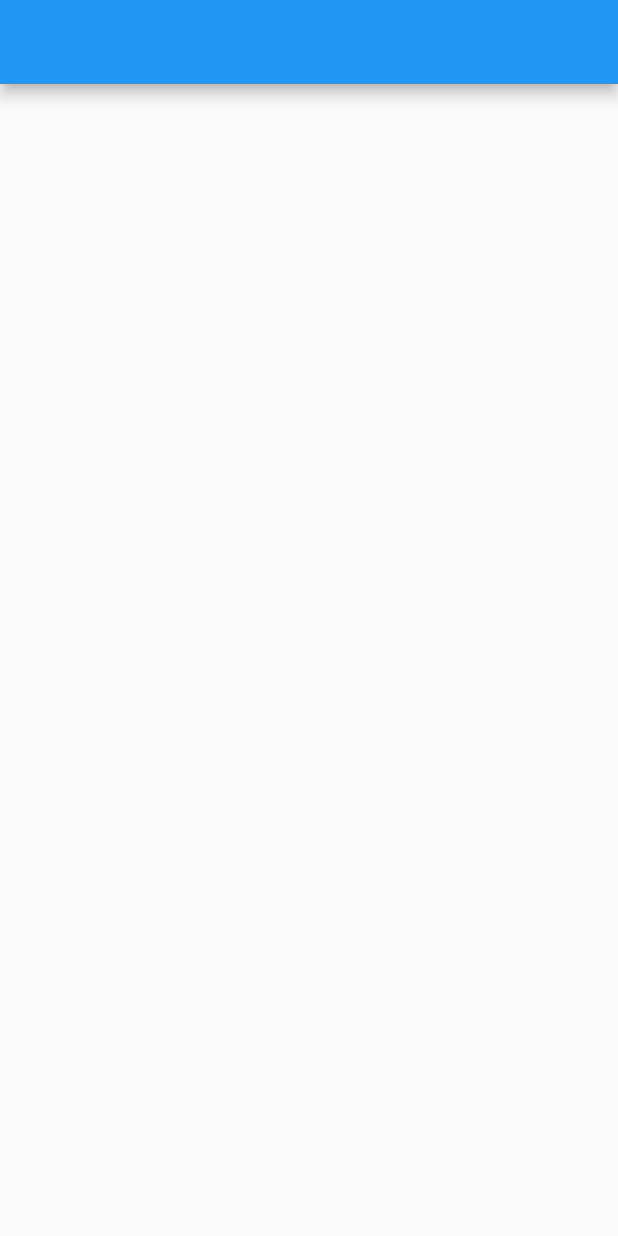
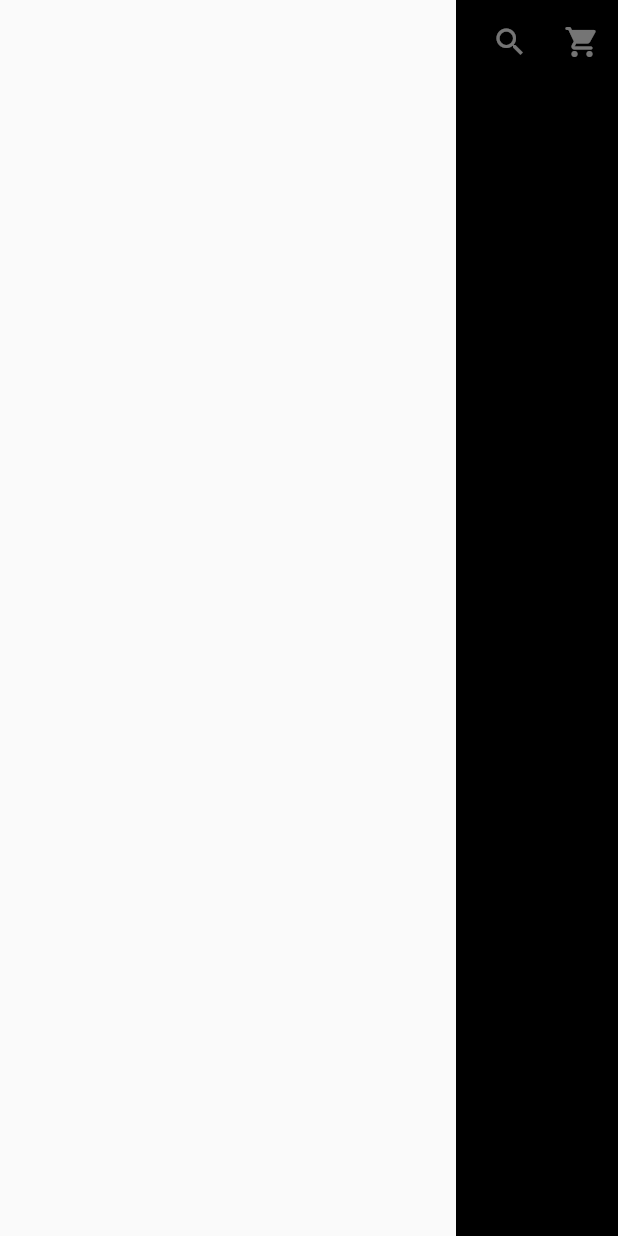
Before and after one commit to felipecastrosales/fludemy, a Flutter app: the screen it shows after launch, with the side drawer open (before the commit the screen has no drawer), on a phone screen of 412 x 824 dp. Run offline on Flutter 3.47's test engine with Material 2 defaults, Android fonts, the phone set to English and light mode, and no system bars.

Commit message:
Creating the MobileAppBar and WebAppBar

```diff
--- a/lib/main.dart
+++ b/lib/main.dart
@@ -14,6 +14,7 @@
       debugShowCheckedModeBanner: false,
       theme: ThemeData(
         primarySwatch: Colors.blue,
+        scaffoldBackgroundColor: Colors.black,
       ),
       home: HomePage(),
     );
--- a/lib/pages/home/home_page.dart
+++ b/lib/pages/home/home_page.dart
@@ -1,4 +1,7 @@
 import 'package:flutter/material.dart';
+
+import 'widgets/appbar/mobile_app_bar.dart';
+import 'widgets/appbar/web_app_bar.dart';
 
 class HomePage extends StatelessWidget {
   @override
@@ -6,11 +9,14 @@
     return LayoutBuilder(
       builder: (context, constraints) {
         return Scaffold(
-          appBar: AppBar(
-            backgroundColor: constraints.maxWidth >= 600
-              ? Colors.red
-              : Colors.blue,
-          ),
+          appBar: constraints.maxWidth < 800
+            ? PreferredSize(
+                child: MobileAppBar(),
+                preferredSize: Size(double.infinity, 56))
+            : PreferredSize(
+                child: WebAppBar(),
+                preferredSize: Size(double.infinity, 80)),
+          drawer: Drawer(),
         );
       },
     );
--- /dev/null
+++ b/lib/pages/home/widgets/appbar/mobile_app_bar.dart
@@ -0,0 +1,16 @@
+import 'package:flutter/material.dart';
+
+class MobileAppBar extends StatelessWidget {
+  @override
+  Widget build(BuildContext context) {
+    return AppBar(
+      title: FlutterLogo(),
+      centerTitle: true,
+      backgroundColor: Colors.black,
+      actions: [
+        IconButton(icon: Icon(Icons.search), onPressed: () {}),
+        IconButton(icon: Icon(Icons.shopping_cart_rounded), onPressed: () {}),
+      ],
+    );
+  }
+}
```
Also changed, not shown: lib/pages/home/widgets/appbar/web_app_bar.dart (added, +60 -0 lines).
